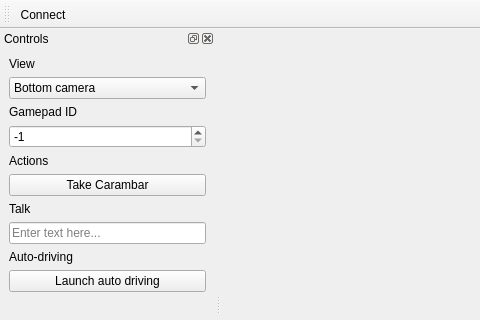
First picture: the form in NaoCar/Apps/Remote/Ui/MainWindow.ui, repository Nivl/nao-car, before the edit; both pictures show x 0 to 480 and y 0 to 320 of the 800 by 600 pixel window.
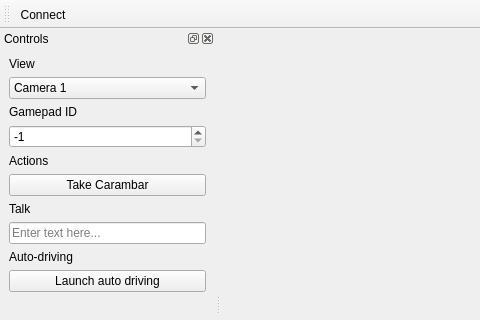
Second picture: the form after the edit. Icons and pictures are not drawn. Custom widgets are drawn as their Qt base class.

Commit message: Updated view mode titles in remote UI

The edit to the form file:
```diff
--- a/NaoCar/Apps/Remote/Ui/MainWindow.ui
+++ b/NaoCar/Apps/Remote/Ui/MainWindow.ui
@@ -72,7 +72,7 @@
       <widget class="QComboBox" name="viewComboBox">
        <item>
         <property name="text">
-         <string>Bottom camera</string>
+         <string>Camera 1</string>
         </property>
        </item>
        <item>
```
Left out of the diff: 2 changed lines with no effect on the pictures.
